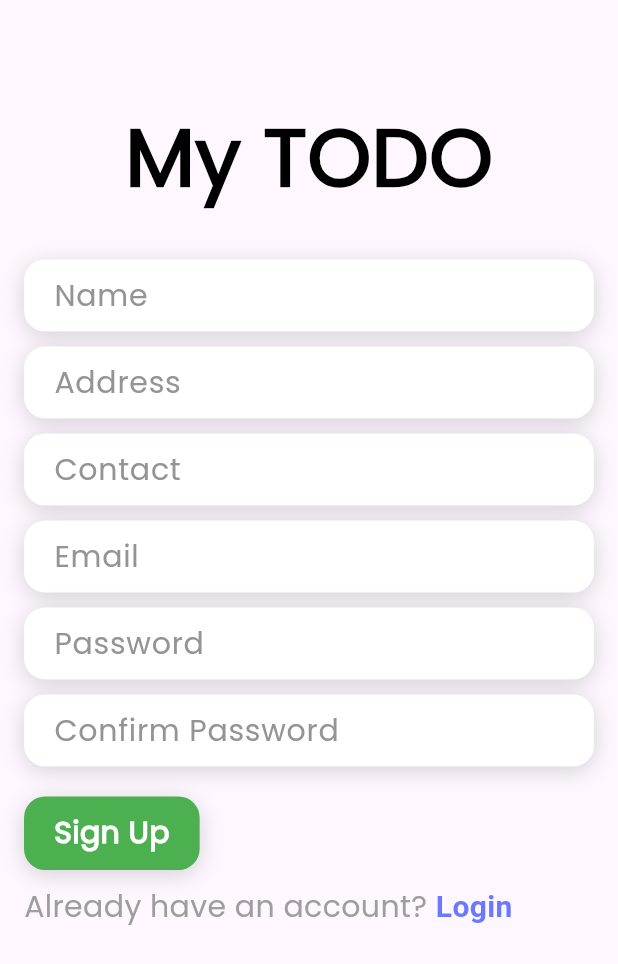
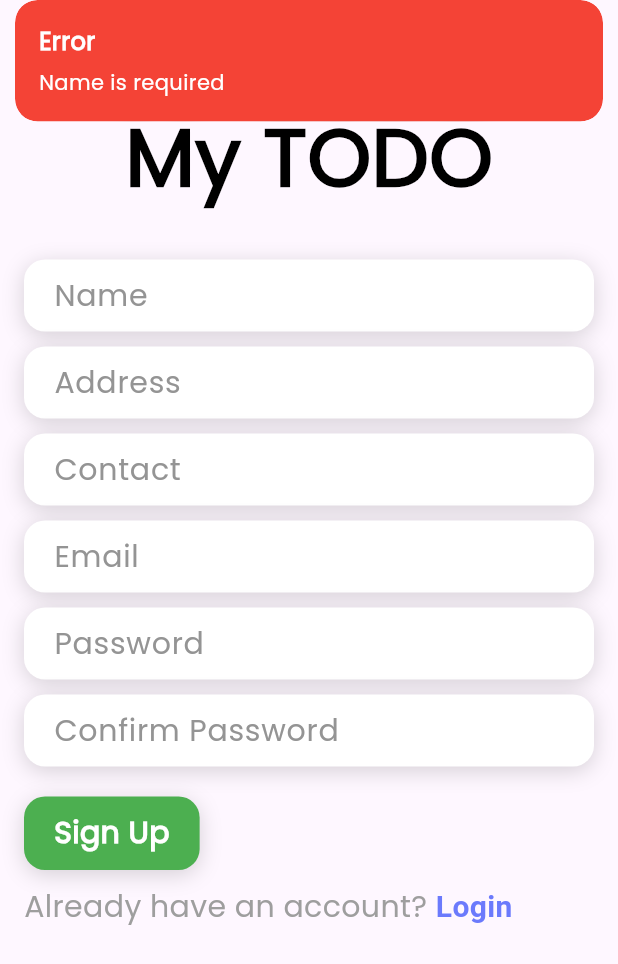
Before and after one commit to Ibrahim-K98han/todos_flutter_application, a Flutter app: the SignupScreen screen opened by its route, after a tap on "Sign Up", on a phone screen of 412 x 824 dp. Shown: the top 964 px of the screen. Run offline on Flutter 3.47's test engine with Material 2 defaults, Android fonts, the phone set to English and light mode, and no system bars; our stand-ins replace flutter_slidable, font_awesome_flutter, get.

Commit message:
signup api integrate done

```diff
--- /dev/null
+++ b/lib/controllers/signup_controller.dart
@@ -0,0 +1,76 @@
+import 'dart:convert';
+
+import 'package:flutter/material.dart';
+import 'package:get/get.dart';
+import 'package:todos_flutter_application/routes.dart';
+import 'package:todos_flutter_application/utils/baseurl.dart';
+import 'package:todos_flutter_application/utils/custom_snackbar.dart';
+import 'package:todos_flutter_application/widgets/loader.dart';
+import 'package:http/http.dart' as http;
+
+class SignupController extends GetxController {
+  late TextEditingController nameController,
+      contactController,
+      addressController,
+      emailController,
+      passwordController,
+      confirmPasswordController;
+
+  @override
+  void onInit() {
+    nameController = TextEditingController();
+    contactController = TextEditingController();
+    addressController = TextEditingController();
+    emailController = TextEditingController();
+    passwordController = TextEditingController();
+    confirmPasswordController = TextEditingController();
+    super.onInit();
+  }
+
+  @override
+  void onClose() {
+    nameController.dispose();
+    contactController.dispose();
+    addressController.dispose();
+    emailController.dispose();
+    passwordController.dispose();
+    confirmPasswordController.dispose();
+    super.onClose();
+  }
+
+  checkSignup() {
+    if (nameController.text.isEmpty) {
+      customSnackbar('Error', 'Name is required', 'error');
+    } else if (addressController.text.isEmpty) {
+      customSnackbar('Error', 'Address is required', 'error');
+    } else if (contactController.text.isEmpty) {
+      customSnackbar('Error', 'Contact is required', 'error');
+    } else if (emailController.text.isEmpty ||
+        GetUtils.isEmail(emailController.text) == false) {
+      customSnackbar('Error', 'A Valid email is required', 'error');
+    } else if (passwordController.text.isEmpty) {
+      customSnackbar('Error', 'Password is required', 'error');
+    } else if (passwordController.text != confirmPasswordController.text) {
+      customSnackbar('Error', 'Password doesnot match!', 'error');
+    } else {
+      Get.showOverlay(asyncFunction: () => signup(), loadingWidget: Loader());
+    }
+  }
+
+  signup() async {
+    var response = await http.post(Uri.parse(baseurl + 'signup.php'), body: {
+      'name': nameController.text,
+      'contact': contactController.text,
+      'address': addressController.text,
+      'email': emailController.text,
+      'password': passwordController.text,
+    });
+    var res = await json.decode(response.body);
+    if (res['success']) {
+      customSnackbar('Success', res['message'], 'success');
+      Get.offAllNamed(Routes.login);
+    } else {
+      customSnackbar('Error', res['message'], 'error');
+    }
+  }
+}
--- a/lib/screens/auth/signup_screen.dart
+++ b/lib/screens/auth/signup_screen.dart
@@ -1,13 +1,15 @@
 import 'package:flutter/gestures.dart';
 import 'package:flutter/material.dart';
 import 'package:get/get.dart';
+import 'package:todos_flutter_application/controllers/signup_controller.dart';
 
 import '../../routes.dart';
 import '../../widgets/custom_button.dart';
 import '../../widgets/custom_textfield.dart';
 
 class SignupScreen extends StatelessWidget {
-  const SignupScreen({super.key});
+  SignupScreen({super.key});
+  final signupController = Get.put(SignupController());
 
   @override
   Widget build(BuildContext context) {
@@ -15,7 +17,8 @@ class SignupScreen extends StatelessWidget {
       body: SingleChildScrollView(
         child: Padding(
           padding: const EdgeInsets.all(16),
-          child: Column(
+          child: GetBuilder<SignupController>(builder: (controller) {
+            return Column(
               crossAxisAlignment: CrossAxisAlignment.start,
               children: [
                 const SizedBox(
@@ -35,47 +38,55 @@ class SignupScreen extends StatelessWidget {
                 const SizedBox(
                   height: 30,
                 ),
-              const CustomTextField(
+                CustomTextField(
                   hint: 'Name',
+                  controller: controller.nameController,
                 ),
                 const SizedBox(
                   height: 10,
                 ),
-              const CustomTextField(
+                CustomTextField(
                   hint: 'Address',
+                  controller: controller.addressController,
                 ),
                 const SizedBox(
                   height: 10,
                 ),
-              const CustomTextField(
+                CustomTextField(
                   hint: 'Contact',
+                  controller: controller.contactController,
                 ),
                 const SizedBox(
                   height: 10,
                 ),
-              const CustomTextField(
+                CustomTextField(
                   hint: 'Email',
+                  controller: controller.emailController,
                 ),
                 const SizedBox(
                   height: 10,
                 ),
-              const CustomTextField(
+                CustomTextField(
                   hint: 'Password',
                   obscureText: true,
+                  controller: controller.passwordController,
                 ),
                 const SizedBox(
                   height: 10,
                 ),
-              const CustomTextField(
+                CustomTextField(
                   hint: 'Confirm Password',
                   obscureText: true,
+                  controller: controller.confirmPasswordController,
                 ),
                 const SizedBox(
                   height: 20,
                 ),
                 CustomButton(
                   label: 'Sign Up',
-                onPressed: () {},
+                  onPressed: () {
+                    controller.checkSignup();
+                  },
                 ),
                 const SizedBox(
                   height: 10,
@@ -106,7 +117,8 @@ class SignupScreen extends StatelessWidget {
                   ),
                 ),
               ],
-          ),
+            );
+          }),
         ),
       ),
     );
--- /dev/null
+++ b/lib/utils/baseurl.dart
@@ -0,0 +1 @@
+const String baseurl = 'http://192.168.0.104/todos/';
--- /dev/null
+++ b/lib/utils/custom_snackbar.dart
@@ -0,0 +1,12 @@
+import 'package:flutter/material.dart';
+import 'package:get/get.dart';
+
+customSnackbar(title, message, type) {
+  Get.snackbar(
+    title,
+    message,
+    snackPosition: SnackPosition.TOP,
+    backgroundColor: type == 'error' ? Colors.red : Colors.green,
+    colorText: Colors.white,
+  );
+}
```
Also changed, not shown: lib/widgets/loader.dart (added, +12 -0 lines). Lines whose indentation alone changed are shown as unchanged.
